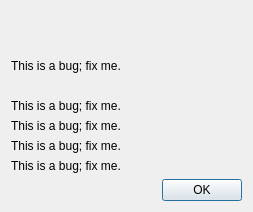
Qt form ui/AboutDialog.ui (timbaker/ceed) before a commit.
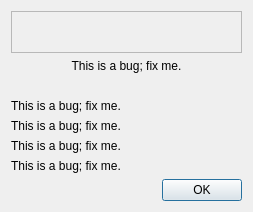
The same form after that commit.

Commit message: about dialog: cosmetic changes

The edit to the form file:
```diff
--- a/ui/AboutDialog.ui
+++ b/ui/AboutDialog.ui
@@ -28,6 +28,9 @@
   <layout class="QVBoxLayout" name="verticalLayout">
    <item>
     <widget class="QLabel" name="aboutImage">
+     <property name="frameShape">
+      <enum>QFrame::StyledPanel</enum>
+     </property>
      <property name="text">
       <string/>
      </property>
@@ -43,6 +46,9 @@
        <property name="text">
         <string>This is a bug; fix me.</string>
        </property>
+       <property name="alignment">
+        <set>Qt::AlignCenter</set>
+       </property>
        <property name="textInteractionFlags">
         <set>Qt::NoTextInteraction</set>
        </property>
```
The commit also changes 1 other file.
